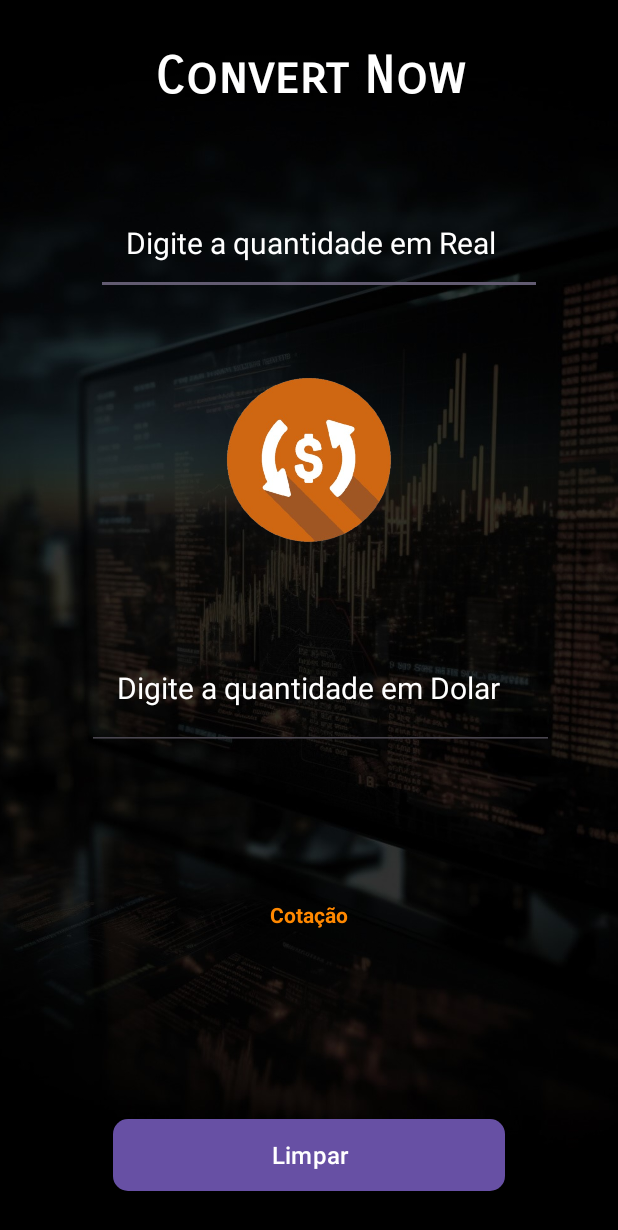
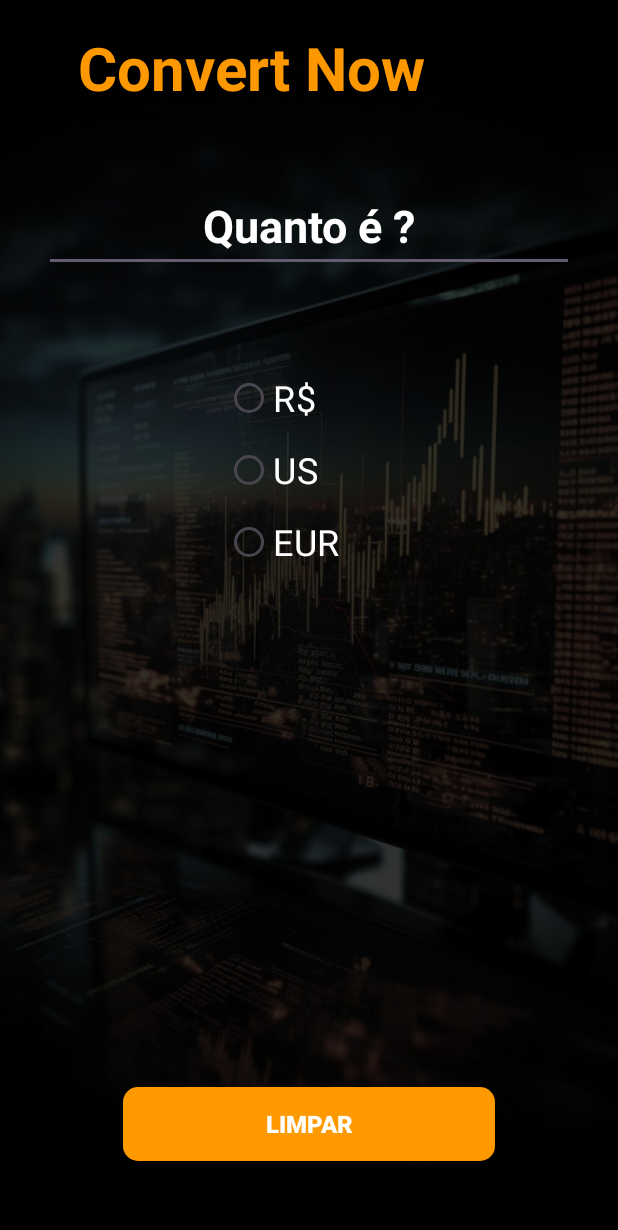
Before and after one commit to CrisPitana/ConvertNow, an Android app: the screen it shows after launch (Conversao), after a tap on "ENTRAR", on a phone screen of 412 x 824 dp. Shown: the top 1230 px of the screen. Run offline under Robolectric (Android 15) with nearby library versions, the phone set to English and light mode, and no system bars; Roboto replaces fonts that are not available here; 5 statements that could not run were skipped.

Commit message:
Upgrade layout Conversao

```diff
--- a/app/src/main/java/com/example/conversaodemoedas/CadastroActivity.java
+++ b/app/src/main/java/com/example/conversaodemoedas/CadastroActivity.java
@@ -15,10 +15,13 @@ public class CadastroActivity extends AppCompatActivity {
     @Override
     protected void onCreate(Bundle savedInstanceState) {
         super.onCreate(savedInstanceState);
+        EdgeToEdge.enable(this);
+        setContentView(R.layout.activity_cadastro);
     }
 
-    // intent para entrar tela conversao
+
     public void entrar(View view) {
+        // intent para entrar tela conversao
         Intent in = new Intent(CadastroActivity.this, Conversao.class);
         startActivity(in);
 
--- a/app/src/main/java/com/example/conversaodemoedas/Login.java
+++ b/app/src/main/java/com/example/conversaodemoedas/Login.java
@@ -3,6 +3,7 @@ package com.example.conversaodemoedas;
 import android.content.Intent;
 import android.os.Bundle;
 import android.view.View;
+import android.widget.Button;
 
 import androidx.activity.EdgeToEdge;
 import androidx.appcompat.app.AppCompatActivity;
@@ -11,15 +12,42 @@ import androidx.core.view.ViewCompat;
 import androidx.core.view.WindowInsetsCompat;
 
 public class Login extends AppCompatActivity {
+    Button buttonEntrar, buttonCadastro;
 
     @Override
     protected void onCreate(Bundle savedInstanceState) {
         super.onCreate(savedInstanceState);
         setContentView(R.layout.activity_login);
+
+        buttonEntrar=findViewById(R.id.btnEntrar);
+        buttonCadastro=findViewById(R.id.btncadastra);
+
+        buttonEntrar.setOnClickListener(new View.OnClickListener() {
+            @Override
+            public void onClick(View view) {
+                Intent in = new Intent(Login.this, Conversao.class);
+                startActivity(in);
+            }
+        });
+
+        buttonCadastro.setOnClickListener(new View.OnClickListener() {
+            @Override
+            public void onClick(View view) {
+                Intent in = new Intent(Login.this, CadastroActivity.class);
+                startActivity(in);
+            }
+        });
+
     }
 
+}
+
+
+
+
+/*
    // intent para chamar tela conversao
-    public void login(View view) {
+    public void entrar(View view) {
         Intent in = new Intent(Login.this, Conversao.class);
         startActivity(in);
     }
@@ -29,4 +57,6 @@ public class Login extends AppCompatActivity {
         Intent in2 = new Intent(Login.this, CadastroActivity.class);
         startActivity(in2);
     }
-}
+
+
+ */
--- a/app/src/main/res/layout/activity_cadastro.xml
+++ b/app/src/main/res/layout/activity_cadastro.xml
@@ -66,6 +66,8 @@
         app:layout_constraintEnd_toEndOf="parent"
         app:layout_constraintHorizontal_bias="1.0"
         app:layout_constraintStart_toStartOf="parent"
+        app:layout_constraintTop_toBottomOf="@+id/edtConfirmaSenha"
+        app:layout_constraintVertical_bias="1.0"
         tools:ignore="UsingOnClickInXml" />
 
     <TextView
@@ -123,6 +125,7 @@
         android:background="@drawable/cxtexto_cinza"
         android:ems="10"
         android:hint="Digite seu nome"
+        android:textColorHint="@color/cinza_60"
         android:inputType="text"
         android:padding="16dp"
         android:textColor="#251B1B"
@@ -154,6 +157,7 @@
         android:background="@drawable/cxtexto_cinza"
         android:ems="10"
         android:hint="Digite seu Email"
+        android:textColorHint="@color/cinza_60"
         android:inputType="text"
         android:textColor="#251B1B"
         android:padding="16dp"
--- a/app/src/main/res/layout/activity_conversao.xml
+++ b/app/src/main/res/layout/activity_conversao.xml
@@ -22,93 +22,120 @@
 
     <TextView
         android:id="@+id/textView2"
-        android:layout_width="367dp"
-        android:layout_height="77dp"
+        android:layout_width="308dp"
+        android:layout_height="80dp"
         android:layout_margin="10dp"
-        android:layout_marginStart="20dp"
-        android:layout_marginTop="50dp"
-        android:layout_marginEnd="20dp"
-        android:fontFamily="sans-serif-smallcaps"
-        android:paddingTop="20dp"
+        android:fontFamily="sans-serif"
+        android:paddingTop="8dp"
         android:text="Convert Now"
-        android:textAlignment="center"
-        android:textColor="@color/white"
-        android:textSize="34sp"
+        android:textAlignment="textStart"
+        android:textColor="#FE9800"
+        android:textSize="40sp"
         android:textStyle="bold"
+        android:typeface="normal"
         app:layout_constraintEnd_toEndOf="parent"
         app:layout_constraintStart_toStartOf="parent"
         app:layout_constraintTop_toTopOf="parent" />
 
+    <TextView
+        android:id="@+id/txCotacao"
+        android:layout_width="wrap_content"
+        android:layout_height="wrap_content"
+        android:layout_marginTop="30dp"
+        android:text="Cotação"
+        android:textColor="@android:color/holo_orange_dark"
+        android:textSize="14sp"
+        android:textStyle="bold"
+        android:visibility="invisible"
+        app:layout_constraintEnd_toEndOf="parent"
+        app:layout_constraintHorizontal_bias="0.525"
+        app:layout_constraintStart_toStartOf="parent"
+        app:layout_constraintTop_toBottomOf="@+id/txResultado" />
+
+    <RadioGroup
+        android:id="@+id/opcoes"
+        android:layout_width="130dp"
+        android:layout_height="146dp"
+        android:layout_marginTop="60dp"
+        android:onClick="converte"
+        app:layout_constraintEnd_toEndOf="parent"
+        app:layout_constraintHorizontal_bias="0.531"
+        app:layout_constraintStart_toStartOf="parent"
+        app:layout_constraintTop_toBottomOf="@+id/dado">
+
+        <RadioButton
+            android:id="@+id/libra"
+            android:layout_width="match_parent"
+            android:layout_height="wrap_content"
+            android:text="R$"
+            android:textColor="@color/white"
+            android:textSize="24dp" />
+
+        <RadioButton
+            android:id="@+id/dolar"
+            android:layout_width="match_parent"
+            android:layout_height="wrap_content"
+            android:text="US"
+            android:textColor="@color/white"
+
+            android:textSize="24dp" />
+
+        <RadioButton
+            android:id="@+id/euro"
+            android:layout_width="match_parent"
+            android:layout_height="wrap_content"
+            android:text="EUR"
+            android:textColor="@color/white"
+            android:textSize="24dp" />
+    </RadioGroup>
+
+    <TextView
+        android:id="@+id/txResultado"
+        android:layout_width="192dp"
+        android:layout_height="57dp"
+        android:layout_marginTop="80dp"
+        android:text="TextView"
+        android:textAlignment="center"
+        android:textColor="@color/white"
+        android:textSize="30sp"
+        android:textStyle="bold"
+        android:visibility="invisible"
+        app:layout_constraintEnd_toEndOf="parent"
+        app:layout_constraintHorizontal_bias="0.497"
+        app:layout_constraintStart_toStartOf="parent"
+        app:layout_constraintTop_toBottomOf="@+id/opcoes" />
+
     <EditText
-        android:id="@+id/editQuantidadeDolar"
-        android:layout_width="297dp"
-        android:layout_height="69dp"
-        android:layout_marginStart="10dp"
-        android:layout_marginTop="40dp"
+        android:id="@+id/dado"
+        android:layout_width="wrap_content"
+        android:layout_height="wrap_content"
+        android:layout_marginTop="30dp"
         android:ems="10"
-        android:hint="Digite a quantidade em Real"
-        android:inputType="number|numberDecimal"
-        android:padding="20dp"
+        android:hint="Quanto é ?"
+        android:inputType="number"
+        android:onClick="converte"
+        android:textAlignment="center"
         android:textColor="@color/white"
         android:textColorHint="@color/white"
-        android:textSize="20sp"
+        android:textSize="30dp"
+        android:textStyle="bold"
         app:layout_constraintEnd_toEndOf="parent"
-        app:layout_constraintHorizontal_bias="0.516"
         app:layout_constraintStart_toStartOf="parent"
         app:layout_constraintTop_toBottomOf="@+id/textView2" />
 
-    <EditText
-        android:id="@+id/editCotacaoDolar"
-        android:layout_width="311dp"
-        android:layout_height="83dp"
-        android:layout_marginStart="40dp"
-        android:layout_marginTop="220dp"
-        android:layout_marginEnd="20dp"
-        android:ems="10"
-        android:hint="Digite a quantidade em Dolar"
-        android:inputType="number|numberDecimal"
-        android:padding="20dp"
+    <androidx.appcompat.widget.AppCompatButton
+        android:id="@+id/btLimpar"
+        android:layout_width="248dp"
+        android:layout_height="49dp"
+        android:layout_marginBottom="50dp"
+        android:background="@drawable/btn_laranja"
+        android:onClick="limpar"
+        android:text="Limpar"
         android:textColor="@color/white"
-        android:textColorHint="@color/white"
-        android:textSize="20sp"
-        app:layout_constraintEnd_toEndOf="parent"
-        app:layout_constraintHorizontal_bias="0.444"
-        app:layout_constraintStart_toStartOf="parent"
-        app:layout_constraintTop_toBottomOf="@+id/editQuantidadeDolar" />
-
-    <ImageView
-        android:id="@+id/imageView5"
-        android:layout_width="169dp"
-        android:layout_height="152dp"
-        app:layout_constraintBottom_toTopOf="@+id/editCotacaoDolar"
-        app:layout_constraintEnd_toEndOf="parent"
-        app:layout_constraintStart_toStartOf="parent"
-        app:layout_constraintTop_toBottomOf="@+id/editQuantidadeDolar"
-        app:layout_constraintVertical_bias="0.5"
-        app:srcCompat="@drawable/btnconvert" />
-
-    <Button
-        android:id="@+id/limpa"
-        android:layout_width="261dp"
-        android:layout_height="48dp"
-        android:layout_marginBottom="30dp"
-        android:background="@drawable/btn_cinza"
-        android:text="Limpar"
         android:textSize="16sp"
+        android:textStyle="bold"
         app:layout_constraintBottom_toBottomOf="@+id/imageView4"
         app:layout_constraintEnd_toEndOf="parent"
         app:layout_constraintStart_toStartOf="parent" />
 
-    <TextView
-        android:id="@+id/textView"
-        android:layout_width="wrap_content"
-        android:layout_height="wrap_content"
-        android:layout_marginTop="100dp"
-        android:text="Cotação"
-        android:textColor="@android:color/holo_orange_dark"
-        android:textSize="14sp"
-        android:textStyle="bold"
-        app:layout_constraintEnd_toEndOf="parent"
-        app:layout_constraintStart_toStartOf="parent"
-        app:layout_constraintTop_toBottomOf="@+id/editCotacaoDolar" />
 </androidx.constraintlayout.widget.ConstraintLayout>
--- a/app/src/main/res/values/colors.xml
+++ b/app/src/main/res/values/colors.xml
@@ -1,7 +1,9 @@
 <?xml version="1.0" encoding="utf-8"?>
 <resources>
     <color name="black">#FF000000</color>
+    <color name="cinza_60">#FF706C6C</color>
     <color name="white">#FFFFFFFF</color>
     <color name="azul_turq">#89FEDB</color>
     <color name="green50">#e6ffee</color>
+    <color name="orange_90">#FFB8370E</color>
 </resources>
```
Also changed, not shown: app/src/main/java/com/example/conversaodemoedas/Conversao.java (+52 -8 lines), app/src/main/java/com/example/conversaodemoedas/MainActivity.java (+4 -3 lines), app/src/main/res/layout/activity_login.xml (+18 -21 lines).
